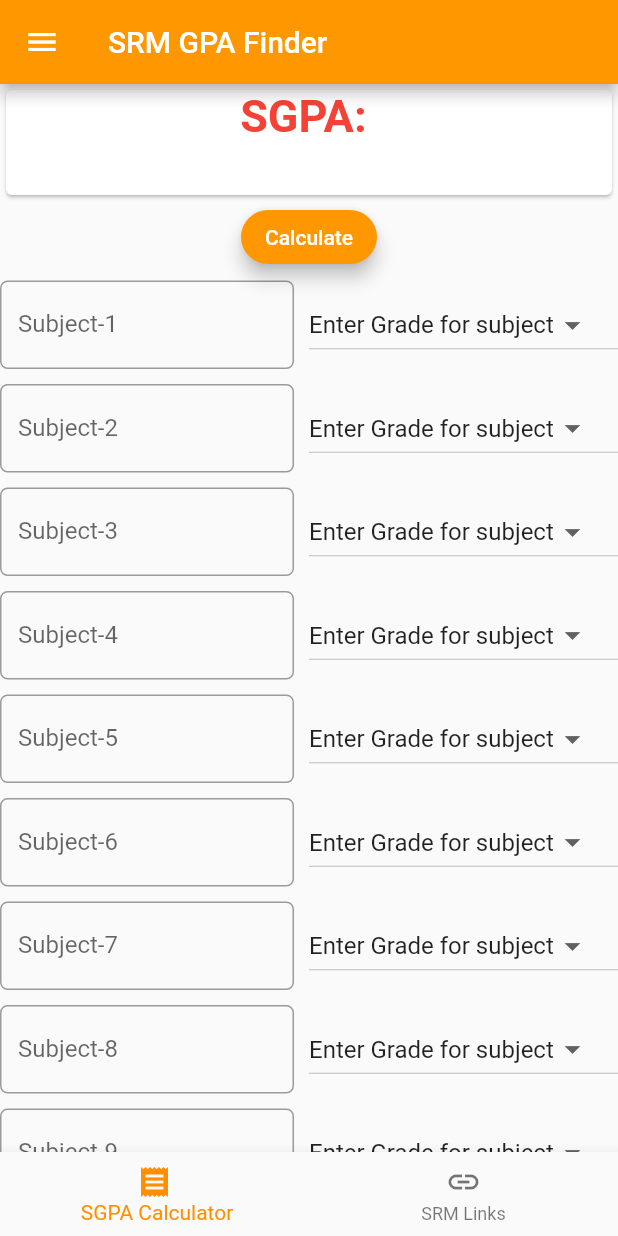
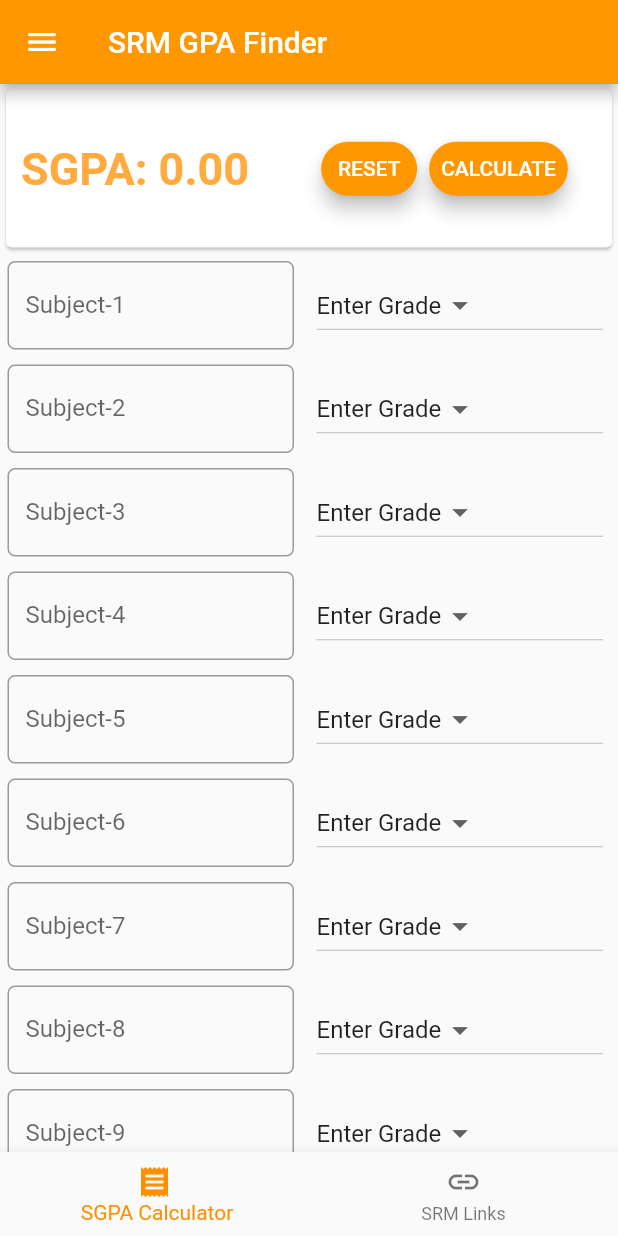
Before and after one commit to himanshusingh335/gpa_finder, a Flutter app: the screen it shows after launch, on a phone screen of 412 x 824 dp. Run offline on Flutter 3.47's test engine with Material 2 defaults, Android fonts, the phone set to English and light mode, and no system bars.

Commit message:
SRM GPA Finder v2.3

```diff
--- a/lib/sgpa.dart
+++ b/lib/sgpa.dart
@@ -20,18 +20,18 @@
   TextEditingController credit10 = TextEditingController();
   TextEditingController credit11 = TextEditingController();
 
-  String result = "";
-  String dropdownValue1 = "Enter Grade for subject";
-  String dropdownValue2 = "Enter Grade for subject";
-  String dropdownValue3 = "Enter Grade for subject";
-  String dropdownValue4 = "Enter Grade for subject";
-  String dropdownValue5 = "Enter Grade for subject";
-  String dropdownValue6 = "Enter Grade for subject";
-  String dropdownValue7 = "Enter Grade for subject";
-  String dropdownValue8 = "Enter Grade for subject";
-  String dropdownValue9 = "Enter Grade for subject";
-  String dropdownValue10 = "Enter Grade for subject";
-  String dropdownValue11 = "Enter Grade for subject";
+  String result = "0.00";
+  String dropdownValue1 = "Enter Grade";
+  String dropdownValue2 = "Enter Grade";
+  String dropdownValue3 = "Enter Grade";
+  String dropdownValue4 = "Enter Grade";
+  String dropdownValue5 = "Enter Grade";
+  String dropdownValue6 = "Enter Grade";
+  String dropdownValue7 = "Enter Grade";
+  String dropdownValue8 = "Enter Grade";
+  String dropdownValue9 = "Enter Grade";
+  String dropdownValue10 = "Enter Grade";
+  String dropdownValue11 = "Enter Grade";
 
   @override
   Widget build(BuildContext context) {
@@ -39,17 +39,28 @@
     return Column(
       children: <Widget>[
         Card(
-          child: Center(
+          child: Row(
+            children: <Widget>[
+              Padding(
+                padding: EdgeInsets.only(
+                  top: 35,
+                  left: 10,
+                ),
                 child: Text(
                   "SGPA: " + result + "\n",
                   style: TextStyle(
                     fontSize: 30,
-                color: Colors.red,
+                    color: Colors.orangeAccent,
                     fontWeight: FontWeight.bold,
                   ),
                 ),
               ),
+              Padding(
+                padding: EdgeInsets.only(
+                  left: 40,
                 ),
+                child: ButtonBar(
+                  children: <Widget>[
                     RaisedButton(
                         color: Colors.orange,
                         textColor: Colors.white,
@@ -57,12 +68,31 @@
                           borderRadius: new BorderRadius.circular(18.0),
                         ),
                         elevation: 5,
-            child: Text("Calculate"),
+                        child: Text("RESET"),
                         onPressed: () {
                           setState(() {
                             result = calculate();
                           });
                         }),
+                    RaisedButton(
+                        color: Colors.orange,
+                        textColor: Colors.white,
+                        shape: RoundedRectangleBorder(
+                          borderRadius: new BorderRadius.circular(18.0),
+                        ),
+                        elevation: 5,
+                        child: Text("CALCULATE"),
+                        onPressed: () {
+                          setState(() {
+                            result = calculate();
+                          });
+                        }),
+                  ],
+                ),
+              ),
+            ],
+          ),
+        ),
         Expanded(
           child: ListView(
             children: <Widget>[
@@ -74,6 +104,7 @@
                         top: 5.0,
                         bottom: 5.0,
                         right: 10,
+                        left: 5,
                       ),
                       child: TextField(
                         controller: credit1,
@@ -92,6 +123,8 @@
                       padding: EdgeInsets.only(
                         top: 5.0,
                         bottom: 5.0,
+                        right: 10,
+                        left: 5,
                       ),
                       child: DropdownButton<String>(
                         value: dropdownValue1,
@@ -104,7 +137,7 @@
                           });
                         },
                         items: <String>[
-                          "Enter Grade for subject",
+                          "Enter Grade",
                           "O",
                           "A+",
                           "A",
@@ -134,6 +167,7 @@
                         top: 5.0,
                         bottom: 5.0,
                         right: 10,
+                        left: 5,
                       ),
                       child: TextField(
                         controller: credit2,
@@ -152,6 +186,8 @@
                       padding: EdgeInsets.only(
                         top: 5.0,
                         bottom: 5.0,
+                        right: 10,
+                        left: 5,
                       ),
                       child: DropdownButton<String>(
                         value: dropdownValue2,
@@ -164,7 +200,7 @@
                           });
                         },
                         items: <String>[
-                          "Enter Grade for subject",
+                          "Enter Grade",
                           "O",
                           "A+",
                           "A",
@@ -194,6 +230,7 @@
                         top: 5.0,
                         bottom: 5.0,
                         right: 10,
+                        left: 5,
                       ),
                       child: TextField(
                         controller: credit3,
@@ -212,6 +249,8 @@
                       padding: EdgeInsets.only(
                         top: 5.0,
                         bottom: 5.0,
+                        right: 10,
+                        left: 5,
                       ),
                       child: DropdownButton<String>(
                         value: dropdownValue3,
@@ -224,7 +263,7 @@
                           });
                         },
                         items: <String>[
-                          "Enter Grade for subject",
+                          "Enter Grade",
                           "O",
                           "A+",
                           "A",
@@ -254,6 +293,7 @@
                         top: 5.0,
                         bottom: 5.0,
                         right: 10,
+                        left: 5,
                       ),
                       child: TextField(
                         controller: credit4,
@@ -272,6 +312,8 @@
                       padding: EdgeInsets.only(
                         top: 5.0,
                         bottom: 5.0,
+                        right: 10,
+                        left: 5,
                       ),
                       child: DropdownButton<String>(
                         value: dropdownValue4,
@@ -284,7 +326,7 @@
                           });
                         },
                         items: <String>[
-                          "Enter Grade for subject",
+                          "Enter Grade",
                           "O",
                           "A+",
                           "A",
@@ -314,6 +356,7 @@
                         top: 5.0,
                         bottom: 5.0,
                         right: 10,
+                        left: 5,
                       ),
                       child: TextField(
                         controller: credit5,
@@ -332,6 +375,8 @@
                       padding: EdgeInsets.only(
                         top: 5.0,
                         bottom: 5.0,
+                        right: 10,
+                        left: 5,
                       ),
                       child: DropdownButton<String>(
                         value: dropdownValue5,
@@ -344,7 +389,7 @@
                           });
                         },
                         items: <String>[
-                          "Enter Grade for subject",
+                          "Enter Grade",
                           "O",
                           "A+",
                           "A",
@@ -374,6 +419,7 @@
                         top: 5.0,
                         bottom: 5.0,
                         right: 10,
+                        left: 5,
                       ),
                       child: TextField(
                         controller: credit6,
@@ -392,6 +438,8 @@
                       padding: EdgeInsets.only(
                         top: 5.0,
                         bottom: 5.0,
+                        right: 10,
+                        left: 5,
                       ),
                       child: DropdownButton<String>(
                         value: dropdownValue6,
@@ -404,7 +452,7 @@
                           });
                         },
                         items: <String>[
-                          "Enter Grade for subject",
+                          "Enter Grade",
                           "O",
                           "A+",
                           "A",
@@ -434,6 +482,7 @@
                         top: 5.0,
                         bottom: 5.0,
                         right: 10,
+                        left: 5,
                       ),
                       child: TextField(
                         controller: credit7,
@@ -452,6 +501,8 @@
                       padding: EdgeInsets.only(
                         top: 5.0,
                         bottom: 5.0,
+                        right: 10,
+                        left: 5,
                       ),
                       child: DropdownButton<String>(
                         value: dropdownValue7,
@@ -464,7 +515,7 @@
                           });
                         },
                         items: <String>[
-                          "Enter Grade for subject",
+                          "Enter Grade",
                           "O",
                           "A+",
                           "A",
@@ -494,6 +545,7 @@
                         top: 5.0,
                         bottom: 5.0,
                         right: 10,
+                        left: 5,
                       ),
                       child: TextField(
                         controller: credit8,
@@ -512,6 +564,8 @@
                       padding: EdgeInsets.only(
                         top: 5.0,
                         bottom: 5.0,
+                        right: 10,
+                        left: 5,
                       ),
                       child: DropdownButton<String>(
                         value: dropdownValue8,
@@ -524,7 +578,7 @@
                           });
                         },
                         items: <String>[
-                          "Enter Grade for subject",
+                          "Enter Grade",
                           "O",
                           "A+",
                           "A",
@@ -554,6 +608,7 @@
                         top: 5.0,
                         bottom: 5.0,
                         right: 10,
+                        left: 5,
                       ),
                       child: TextField(
                         controller: credit9,
@@ -572,6 +627,8 @@
                       padding: EdgeInsets.only(
                         top: 5.0,
                         bottom: 5.0,
+                        right: 10,
+                        left: 5,
                       ),
                       child: DropdownButton<String>(
                         value: dropdownValue9,
@@ -584,7 +641,7 @@
                           });
                         },
                         items: <String>[
-                          "Enter Grade for subject",
+                          "Enter Grade",
                           "O",
                           "A+",
                           "A",
@@ -614,6 +671,7 @@
                         top: 5.0,
                         bottom: 5.0,
                         right: 10,
+                        left: 5,
                       ),
                       child: TextField(
                         controller: credit10,
@@ -632,6 +690,8 @@
                       padding: EdgeInsets.only(
                         top: 5.0,
                         bottom: 5.0,
+                        right: 10,
+                        left: 5,
                       ),
                       child: DropdownButton<String>(
                         value: dropdownValue10,
@@ -644,7 +704,7 @@
                           });
                         },
                         items: <String>[
-                          "Enter Grade for subject",
+                          "Enter Grade",
                           "O",
                           "A+",
                           "A",
@@ -674,6 +734,7 @@
                         top: 5.0,
                         bottom: 5.0,
                         right: 10,
+                        left: 5,
                       ),
                       child: TextField(
                         controller: credit11,
@@ -692,6 +753,8 @@
                       padding: EdgeInsets.only(
                         top: 5.0,
                         bottom: 5.0,
+                        right: 10,
+                        left: 5,
                       ),
                       child: DropdownButton<String>(
                         value: dropdownValue11,
@@ -704,7 +767,7 @@
                           });
                         },
                         items: <String>[
-                          "Enter Grade for subject",
+                          "Enter Grade",
                           "O",
                           "A+",
                           "A",
@@ -760,9 +823,7 @@
     creditof[9] = int.parse((credit10.text.length == 0) ? "0" : credit10.text);
     creditof[10] = int.parse((credit11.text.length == 0) ? "0" : credit11.text);
     String output = "";
-    double sgpa,
-        gpa = 0,
-        credit = 0;
+    double sgpa, gpa = 0, credit = 0;
 
     for (int i = 0; i < 11; i++) {
       if (gradeof[i] == "O")
@@ -785,7 +846,7 @@
         gpoint[i] = 0;
       else if (gradeof[i] == "F")
         gpoint[i] = 0;
-      else if (gradeof[i] == "Enter Grade for subject")
+      else if (gradeof[i] == "Enter Grade")
         gpoint[i] = 0;
       else
         gpoint[i] = 0;
--- a/pubspec.yaml
+++ b/pubspec.yaml
@@ -11,7 +11,7 @@
 # In iOS, build-name is used as CFBundleShortVersionString while build-number used as CFBundleVersion.
 # Read more about iOS versioning at
 # https://developer.apple.com/library/archive/documentation/General/Reference/InfoPlistKeyReference/Articles/CoreFoundationKeys.html
-version: 1.0.0+1
+version: 2.0.0+2
 
 environment:
   sdk: ">=2.1.0 <3.0.0"
```
Also changed, not shown: 1 other file. Lines whose indentation alone changed are shown as unchanged.
